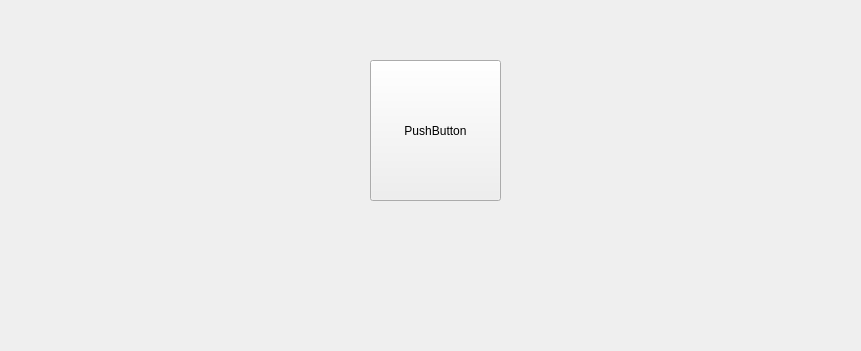
The window that tuning.ui (RISWANAAAA/venturiphaco) describes before a commit, drawn with Qt 5; both pictures show x 0 to 861 and y 210 to 561 of the 861 by 711 pixel window.
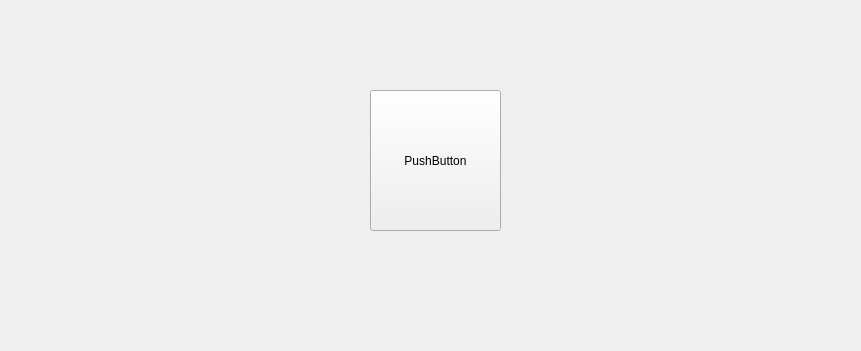
The same window after the commit. Icons and pictures are not drawn.

```diff
--- a/tuning.ui
+++ b/tuning.ui
@@ -17,7 +17,7 @@
    <property name="geometry">
     <rect>
      <x>170</x>
-     <y>280</y>
+     <y>310</y>
      <width>561</width>
      <height>141</height>
     </rect>
@@ -57,7 +57,7 @@
    <property name="geometry">
     <rect>
      <x>150</x>
-     <y>340</y>
+     <y>370</y>
      <width>141</width>
      <height>131</height>
     </rect>
@@ -75,7 +75,7 @@
    <property name="geometry">
     <rect>
      <x>370</x>
-     <y>270</y>
+     <y>300</y>
      <width>131</width>
      <height>141</height>
     </rect>
```
Left out of the diff: 3 changed lines with no effect on the pictures.
